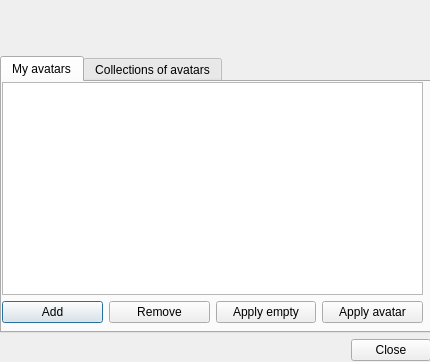
First picture: the form in ui/my_avatar.ui, repository gitter-badger/simplechatclient, before the edit.
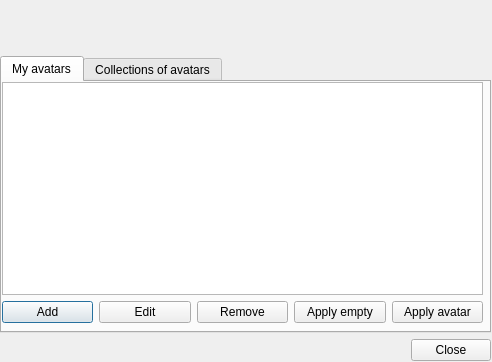
Second picture: the form after the edit. Icons and pictures are not drawn.

Commit message: added avatars support

The edit to the form file:
```diff
--- a/ui/my_avatar.ui
+++ b/ui/my_avatar.ui
@@ -6,19 +6,19 @@
    <rect>
     <x>0</x>
     <y>0</y>
-    <width>430</width>
+    <width>492</width>
     <height>362</height>
    </rect>
   </property>
   <property name="minimumSize">
    <size>
-    <width>430</width>
+    <width>492</width>
     <height>362</height>
    </size>
   </property>
   <property name="maximumSize">
    <size>
-    <width>430</width>
+    <width>492</width>
     <height>362</height>
    </size>
   </property>
@@ -34,7 +34,7 @@
     <rect>
      <x>0</x>
      <y>0</y>
-     <width>431</width>
+     <width>491</width>
      <height>361</height>
     </rect>
    </property>
@@ -89,7 +89,7 @@
          <rect>
           <x>0</x>
           <y>0</y>
-          <width>421</width>
+          <width>481</width>
           <height>241</height>
          </rect>
         </property>
@@ -122,6 +122,13 @@
              </property>
             </widget>
            </item>
+           <item>
+            <widget class="QPushButton" name="pushButton_edit_avatar">
+             <property name="text">
+              <string>Edit</string>
+             </property>
+            </widget>
+           </item>
            <item>
             <widget class="QPushButton" name="pushButton_remove_avatar">
              <property name="text">
```
Left out of the diff: 2 changed lines with no effect on the pictures. The commit also changes 22 other files.
